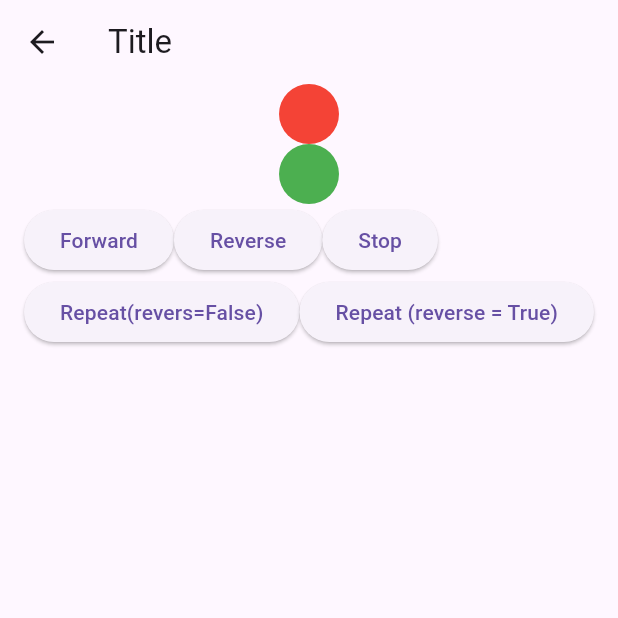
After one commit to adlbe28/animated, a Flutter app: the FooTransitionWidgetScreen screen opened directly, on a phone screen of 412 x 824 dp, the top half of it. The commit adds this screen. Run offline on Flutter 3.47's test engine with Material 3 defaults, Android fonts, the phone set to English and light mode, and no system bars.

Commit message:
add the foo transition widget

```diff
--- /dev/null
+++ b/lib/home/view/foo_transition_widget.dart
@@ -0,0 +1,88 @@
+import 'package:flutter/material.dart';
+
+class FooTransitionWidgetScreen extends StatefulWidget {
+  const FooTransitionWidgetScreen({super.key});
+
+  @override
+  State<FooTransitionWidgetScreen> createState() =>
+      _FooTransitionWidgetScreenState();
+}
+
+class _FooTransitionWidgetScreenState extends State<FooTransitionWidgetScreen>
+    with SingleTickerProviderStateMixin {
+  late AnimationController _animatedController;
+  late Animation<AlignmentGeometry> _greencircle;
+  late Animation<AlignmentGeometry> _redCircle;
+  @override
+  void initState() {
+    _animatedController = AnimationController(
+      vsync: this,
+      duration: const Duration(seconds: 2),
+      reverseDuration: const Duration(seconds: 2),
+    );
+    _greencircle = Tween<AlignmentGeometry>(
+            begin: Alignment.topCenter, end: Alignment.bottomCenter)
+        .animate(_animatedController);
+    _redCircle = Tween<AlignmentGeometry>(
+            begin: Alignment.topCenter, end: Alignment.bottomCenter)
+        .animate(_animatedController);
+    super.initState();
+  }
+
+  @override
+  Widget build(BuildContext context) {
+    return Scaffold(
+      appBar: AppBar(
+        title: const Text('Title'),
+      ),
+      body: Container(
+          child: Column(
+        children: [
+          AlignTransition(
+            alignment: _redCircle,
+            child: const CircleAvatar(
+              backgroundColor: Colors.red,
+            ),
+          ),
+          AlignTransition(
+            alignment: _greencircle,
+            child: const CircleAvatar(
+              backgroundColor: Colors.green,
+            ),
+          ),
+          Wrap(
+            children: [
+              ElevatedButton(
+                  onPressed: () {
+                    _animatedController.forward();
+                  },
+                  child: const Text("Forward")),
+              ElevatedButton(
+                  onPressed: () {
+                    _animatedController.reverse();
+                  },
+                  child: const Text("Reverse")),
+              ElevatedButton(
+                  onPressed: () {
+                    _animatedController.stop();
+                  },
+                  child: const Text("Stop")),
+              ElevatedButton(
+                  onPressed: () {
+                    _animatedController.repeat();
+                  },
+                  child: const Text("Repeat(revers=False)")),
+              ElevatedButton(
+                  onPressed: () {
+                    _animatedController.repeat(
+                      reverse: true,
+                    );
+                  },
+                  child: const Text("Repeat (reverse = True)")),
+            ],
+          )
+        ],
+      )),
+    );
+  }
+}
--- a/lib/home/view/home_page.dart
+++ b/lib/home/view/home_page.dart
@@ -2,6 +2,7 @@ import 'package:animation_app/core/animation/animation_route.dart';
 import 'package:animation_app/home/view/animated_container_screen.dart';
 import 'package:animation_app/home/view/animatedcrossfead_screen.dart';
 import 'package:animation_app/home/view/animatedposition_screen.dart';
+import 'package:animation_app/home/view/foo_transition_widget.dart';
 import 'package:animation_app/home/view/page_two.dart';
 import 'package:animation_app/home/view/transform_screen.dart';
 import 'package:flutter/material.dart';
@@ -76,6 +77,14 @@ class HomePageScreen extends StatelessWidget {
                   );
                 },
                 child: const Text("GO To Animated Position ")),
+            ElevatedButton(
+                onPressed: () {
+                  Navigator.of(context).push(
+                    RotationAndScaleTransitionAnimationRoute(
+                        const FooTransitionWidgetScreen()),
+                  );
+                },
+                child: const Text("GO To Transition widget ")),
           ],
         ),
       ),
```
